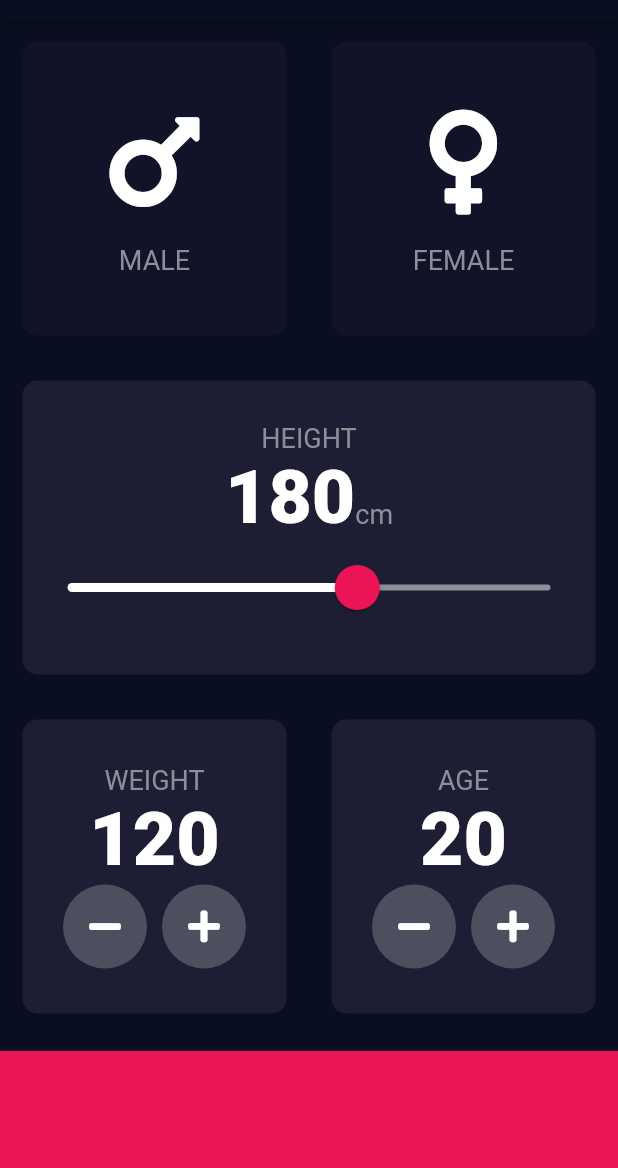
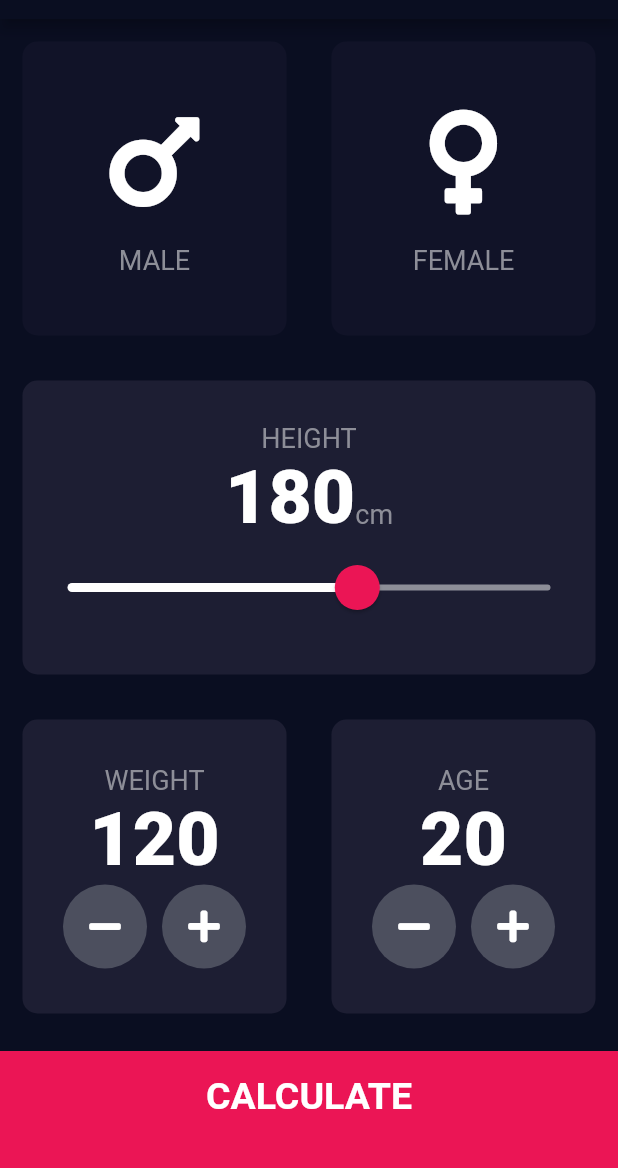
Before and after one commit to rholmgren/bmi-calculator, a Flutter app: the screen it shows after launch, on a phone screen of 412 x 824 dp, the part 65-1233 px from its top. Run offline on Flutter 3.47's test engine with Material 2 defaults, Android fonts, the phone set to English and light mode, and no system bars; our stand-ins replace font_awesome_flutter.

Commit message:
Create result screen and navigate between input and result screen

```diff
--- /dev/null
+++ b/lib/components/bottom_button.dart
@@ -0,0 +1,29 @@
+import 'package:flutter/material.dart';
+import '../constants.dart';
+
+class BottomButton extends StatelessWidget {
+  BottomButton({@required this.buttonTitle, this.onUserTap});
+
+  final Function onUserTap;
+  final String buttonTitle;
+
+  @override
+  Widget build(BuildContext context) {
+    return GestureDetector(
+      onTap: onUserTap,
+      child: Container(
+        child: Center(
+          child: Text(
+            buttonTitle,
+            style: kLargeButtonTextStyle,
+          ),
+        ),
+        color: kBottomContainerColor,
+        margin: EdgeInsets.only(top: 10.0),
+        padding: EdgeInsets.only(bottom: 20.0),
+        width: double.infinity,
+        height: kBottomContainerHeight,
+      ),
+    );
+  }
+}
--- a/lib/icon_content.dart
+++ b/lib/components/icon_content.dart
@@ -1,5 +1,5 @@
 import 'package:flutter/material.dart';
-import 'constants.dart';
+import '../constants.dart';
 
 class IconContent extends StatelessWidget {
   IconContent({@required this.icon, this.label});
--- a/lib/constants.dart
+++ b/lib/constants.dart
@@ -6,3 +6,13 @@ const kBottomContainerColor = Color(0xFFEB1555);
 const kActiveCardColor = Color(0xFF1D1E33);
 const kInactiveCardColor = Color(0xFF111328);
 const kNumberTextStyle = TextStyle(fontSize: 50.0, fontWeight: FontWeight.w900);
+const kLargeButtonTextStyle =
+    TextStyle(fontSize: 25.0, fontWeight: FontWeight.bold);
+
+const kTitleTextStyle = TextStyle(fontSize: 50.0, fontWeight: FontWeight.bold);
+const kResultTextStyle = TextStyle(
+    color: Color(0xFF24D876), fontSize: 22.0, fontWeight: FontWeight.bold);
+
+const kBMITextStyle = TextStyle(fontSize: 100.0, fontWeight: FontWeight.bold);
+
+const kBodyTextStyle = TextStyle(fontSize: 22.0);
--- a/lib/main.dart
+++ b/lib/main.dart
@@ -1,5 +1,5 @@
 import 'package:flutter/material.dart';
-import 'input_page.dart';
+import 'screens/input_page.dart';
 
 void main() => runApp(BMICalculator());
 
--- a/lib/input_page.dart
+++ b/lib/screens/input_page.dart
@@ -1,10 +1,13 @@
 import 'package:flutter/material.dart';
 import 'package:font_awesome_flutter/font_awesome_flutter.dart';
 
-import 'constants.dart';
-import 'icon_content.dart';
-import 'reusable_card.dart';
-import 'round_icon_button.dart';
+import '../constants.dart';
+import '../components/icon_content.dart';
+import '../components/reusable_card.dart';
+import '../components/round_icon_button.dart';
+import '../components/bottom_button.dart';
+import 'dart:developer';
+import 'results_page.dart';
 
 enum Gender { male, female }
 
@@ -188,11 +191,20 @@ class _InputPageState extends State<InputPage> {
               ],
             ),
           ),
-          Container(
-            color: kBottomContainerColor,
-            margin: EdgeInsets.only(top: 10.0),
-            width: double.infinity,
-            height: kBottomContainerHeight,
+          BottomButton(
+            buttonTitle: 'CALCULATE',
+            onUserTap: () {
+              Navigator.push(context,
+                  MaterialPageRoute(builder: (context) => ResultsPage()));
+            },
+            // onTap: () {
+            //   Navigator.push(
+            //     context,
+            //     MaterialPageRoute(
+            //       builder: (context) => ResultsPage(),
+            //     ),
+            //   );
+            // },
           )
         ],
       ),
```
Also changed, not shown: lib/screens/results_page.dart (added, +63 -0 lines), lib/components/reusable_card.dart (renamed from lib/reusable_card.dart), lib/components/round_icon_button.dart (renamed from lib/round_icon_button.dart).
